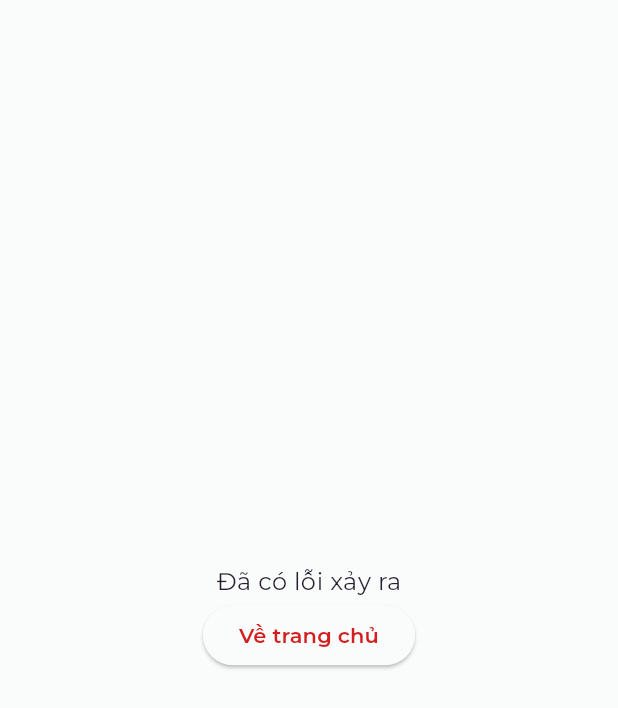
After one commit to xdien/mix-fit-client, a Flutter app: the ErrorScreen screen opened directly, on a phone screen of 412 x 824 dp. The commit adds this screen. Shown: the top 708 px of the screen. Run offline on Flutter 3.47's test engine with Material 3 defaults, Android fonts, the phone set to English and light mode, and no system bars; our stand-ins replace another_flushbar, dio, drift, drift_flutter, event_bus, fl_chart and 10 more; missing offline and left inert: drift_dev, sqlite3; accounts and stored records are empty; generated files the repository leaves out were written again.

Commit message:
feat: implement navigation using go_router and define app routes

```diff
--- /dev/null
+++ b/lib/constants/app_routes.dart
@@ -0,0 +1,13 @@
+class AppRoutes {
+  static const splash = '/splash';
+  static const home = '/home';
+  static const post = '/post';
+  static const postDetail = '/post/:id';
+  static const login = '/login';
+  static const register = '/register';
+  static const liquorKiln = '/liquorKiln';
+  // ...
+
+  // Helper method để tạo path với params
+  static String postDetailPath(String id) => '/post/$id';
+}
--- a/lib/presentation/di/module/store_module.dart
+++ b/lib/presentation/di/module/store_module.dart
@@ -23,11 +23,13 @@ import '../../../domain/usecase/iot/set_liquor_kiln_overheat_usecase.dart';
 import '../../../domain/usecase/iot/update_time_liquor_kiln_usecase.dart';
 import '../../../domain/usecase/websocket/get_connection_status_usecase.dart';
 import '../../liquorkiln/store/liquor_kiln_store.dart';
+import '../../store/navigation_store.dart';
 class StoreModule {
   static Future<void> configureStoreModuleInjection() async {
     // factories:---------------------------------------------------------------
     getIt.registerFactory(() => ErrorStore());
     getIt.registerFactory(() => FormErrorStore());
+    getIt.registerFactory(() => NavigationStore());
     getIt.registerFactory(
       () => FormStore(getIt<FormErrorStore>(), getIt<ErrorStore>()),
     );
--- /dev/null
+++ b/lib/presentation/error/error_screen.dart
@@ -0,0 +1,28 @@
+import 'package:flutter/material.dart';
+import 'package:go_router/go_router.dart';
+import 'package:mix_fit/constants/app_routes.dart';
+class ErrorScreen extends StatelessWidget {
+  final dynamic error;
+
+  const ErrorScreen({Key? key, this.error}) : super(key: key);
+
+  @override
+  Widget build(BuildContext context) {
+    return Scaffold(
+      body: Center(
+        child: Column(
+          mainAxisAlignment: MainAxisAlignment.center,
+          children: [
+            const Text('Đã có lỗi xảy ra'),
+            if (error != null)
+              Text(error.toString()),
+            ElevatedButton(
+              onPressed: () => context.go(AppRoutes.home),
+              child: const Text('Về trang chủ'),
+            ),
+          ],
+        ),
+      ),
+    );
+  }
+}
--- a/lib/presentation/home/home.dart
+++ b/lib/presentation/home/home.dart
@@ -1,12 +1,13 @@
+import 'package:mix_fit/constants/app_routes.dart';
 import 'package:mix_fit/data/sharedpref/constants/preferences.dart';
 import 'package:mix_fit/di/service_locator.dart';
 import 'package:mix_fit/presentation/home/store/language/language_store.dart';
 import 'package:mix_fit/presentation/home/store/theme/theme_store.dart';
 import 'package:mix_fit/utils/locale/app_localization.dart';
-import 'package:mix_fit/utils/routes/routes.dart';
 import 'package:flutter/material.dart';
 import 'package:flutter_mobx/flutter_mobx.dart';
 import 'package:shared_preferences/shared_preferences.dart';
+import 'package:go_router/go_router.dart';
 
 import '../store/ui_store.dart';
 import '../widgets/app_drawer.dart';
@@ -69,7 +70,7 @@ class _HomeScreenState extends State<HomeScreen> {
       onPressed: () {
         SharedPreferences.getInstance().then((preference) {
           preference.setBool(Preferences.is_logged_in, false);
-          Navigator.of(context).pushReplacementNamed(Routes.login);
+          context.go(AppRoutes.login);
         });
       },
       icon: Icon(
--- a/lib/presentation/liquorkiln/view/liquor_kiln_screen.dart
+++ b/lib/presentation/liquorkiln/view/liquor_kiln_screen.dart
@@ -1,6 +1,8 @@
 import 'package:flutter/material.dart';
 import 'package:flutter_mobx/flutter_mobx.dart';
 import '../../../di/service_locator.dart';
+import '../../home/store/theme/theme_store.dart';
+import '../../widgets/app_drawer.dart';
 import '../store/liquor_kiln_store.dart';
 import '../widgets/temperature_chart.dart';
 import '../widgets/connection_status.dart';
@@ -8,11 +10,13 @@ import '../widgets/current_temperature.dart';
 import '../widgets/temperature_controls.dart';
 
 class LiquorKilnScreen extends StatelessWidget {
+  final ThemeStore _themeStore = getIt<ThemeStore>();
   final LiquorKilnStore store = getIt<LiquorKilnStore>();
 
   @override
   Widget build(BuildContext context) {
     return Scaffold(
+      drawer: AppDrawer(themeStore: _themeStore),
       appBar: AppBar(
         title: Text('Điều khiển lò rượu'),
         actions: [
--- /dev/null
+++ b/lib/utils/routes/app_router.dart
@@ -0,0 +1,140 @@
+import 'package:flutter/material.dart';
+import 'package:go_router/go_router.dart';
+import 'package:mix_fit/core/domain/usecase/use_case.dart';
+import 'package:mix_fit/presentation/home/home.dart';
+import 'package:logging/logging.dart';
+import 'package:mix_fit/presentation/post/post_list.dart';
+import 'package:mix_fit/presentation/widgets/app_drawer.dart';
+
+import '../../constants/app_routes.dart';
+import '../../di/service_locator.dart';
+import '../../domain/usecase/auth/is_logged_in_usecase.dart';
+import '../../presentation/error/error_screen.dart';
+import '../../presentation/home/store/theme/theme_store.dart';
+import '../../presentation/liquorkiln/view/liquor_kiln_screen.dart';
+import '../../presentation/login/login.dart';
+import '../../presentation/register/register_screen.dart';
+import '../../presentation/splash/splash_screen.dart';
+
+class AppRouter {
+  final _logger = Logger('AppRouter');
+  static final IsLoggedInUseCase _isLoggedInUseCase =
+      getIt<IsLoggedInUseCase>();
+
+  // Shell route cho layout chung (drawer, bottom nav...)
+  static final shellRoute = ShellRoute(
+    builder: (context, state, child) {
+      return Scaffold(
+        drawer: AppDrawer(
+          themeStore: getIt<ThemeStore>(),
+        ),
+        body: child,
+      );
+    },
+    routes: [
+      GoRoute(
+        path: AppRoutes.home,
+        builder: (context, state) => HomeScreen(),
+      ),
+      GoRoute(
+        path: AppRoutes.post,
+        builder: (context, state) => PostListScreen(),
+      ),
+      GoRoute(
+        path: AppRoutes.postDetail,
+        builder: (context, state) {
+          UnimplementedError('Not implemented yet');
+          // final postId = state.pathParameters['id']!;
+          // return PostDetailScreen(id: postId);
+          return Container();
+        },
+      ),
+      GoRoute(
+        path: AppRoutes.liquorKiln,
+        builder: (context, state) => LiquorKilnScreen(),
+      ),
+      // Thêm các protected routes khác ở đây
+    ],
+  );
+
+  static final router = GoRouter(
+    initialLocation: AppRoutes.home,
+
+    // Redirect logic
+    redirect: (BuildContext context, GoRouterState state) async {
+      final isLoggedIn = await _isLoggedInUseCase.call(params: NoParams());
+      final isLoggingIn = state.matchedLocation == AppRoutes.login;
+      final isRegistering = state.matchedLocation == AppRoutes.register;
+
+      // Cho phép truy cập một số routes public nếu cần
+      final isPublicPage = isLoggingIn ||
+          isRegistering ||
+          state.matchedLocation == AppRoutes.splash;
+
+      // Nếu chưa login và không ở trang public -> login
+      if (!isLoggedIn && !isPublicPage) {
+        return AppRoutes.login;
+      }
+
+      // Nếu đã login mà vào trang login/register -> home
+      if (isLoggedIn && (isLoggingIn || isRegistering)) {
+        return AppRoutes.home;
+      }
+
+      // Cho phép truy cập route hiện tại
+      return null;
+    },
+
+    // Error handling
+    errorBuilder: (context, state) => ErrorScreen(
+      error: state.error,
+    ),
+
+    // Route configuration
+    routes: [
+      // Public routes
+      GoRoute(
+        path: AppRoutes.splash,
+        builder: (context, state) => SplashScreen(),
+      ),
+      GoRoute(
+        path: AppRoutes.login,
+        builder: (context, state) => LoginScreen(),
+      ),
+      GoRoute(
+        path: AppRoutes.register,
+        builder: (context, state) => RegisterScreen(),
+      ),
+
+      // Protected routes trong shell (có drawer)
+      shellRoute,
+    ],
+
+    // Router observers cho analytics/logging
+    observers: [
+      GoRouterObserver(),
+    ],
+
+    // Custom error handling
+    // errorPageBuilder: (context, state) {
+    //   _logger.log(Level.SEVERE,'Navigation error: ${state.error}');
+    //   return null;
+    // },
+
+    // Debug logging
+    debugLogDiagnostics: true,
+  );
+}
+
+class GoRouterObserver extends NavigatorObserver {
+  final _logger = Logger('AppRouter');
+  @override
+  void didPush(Route<dynamic> route, Route<dynamic>? previousRoute) {
+    _logger.log(Level.INFO, 'New route pushed: ${route.settings.name}');
+  }
+
+  @override
+  void didPop(Route<dynamic> route, Route<dynamic>? previousRoute) {
+    _logger.log(Level.INFO, 'Route popped: ${route.settings.name}');
+  }
+}
--- a/lib/utils/routes/routes.dart
+++ /dev/null
@@ -1,20 +0,0 @@
-import 'package:mix_fit/presentation/home/home.dart';
-import 'package:mix_fit/presentation/login/login.dart';
-import 'package:flutter/material.dart';
-import 'package:mix_fit/presentation/register/register_screen.dart';
-
-class Routes {
-  Routes._();
-
-  //static variables
-  static const String splash = '/splash';
-  static const String login = '/login';
-  static const String home = '/post';
-  static const String register = "/register";
-
-  static final routes = <String, WidgetBuilder>{
-    login: (BuildContext context) => LoginScreen(),
-    home: (BuildContext context) => HomeScreen(),
-    register: (BuildContext context) => RegisterScreen(),
-  };
-}
--- a/pubspec.yaml
+++ b/pubspec.yaml
@@ -37,6 +37,7 @@ dependencies:
   fl_chart: ^0.65.0
   # G
   get_it: ^8.0.3
+  go_router: ^14.7.2
   google_fonts: ^6.2.1
   # H
   http: ^1.2.2
```
Also changed, not shown: assets/lang/en.json (+8 -1 lines), lib/presentation/login/login.dart (+5 -4 lines), lib/presentation/my_app.dart (+3 -11 lines), lib/presentation/splash/splash_screen.dart (+4 -8 lines), lib/presentation/store/navigation_store.dart (added, +22 -0 lines), lib/presentation/widgets/app_drawer.dart (+9 -10 lines), lib/core/data/local/database/database.g.dart, lib/presentation/store/navigation_store.g.dart (added), pubspec.lock.
